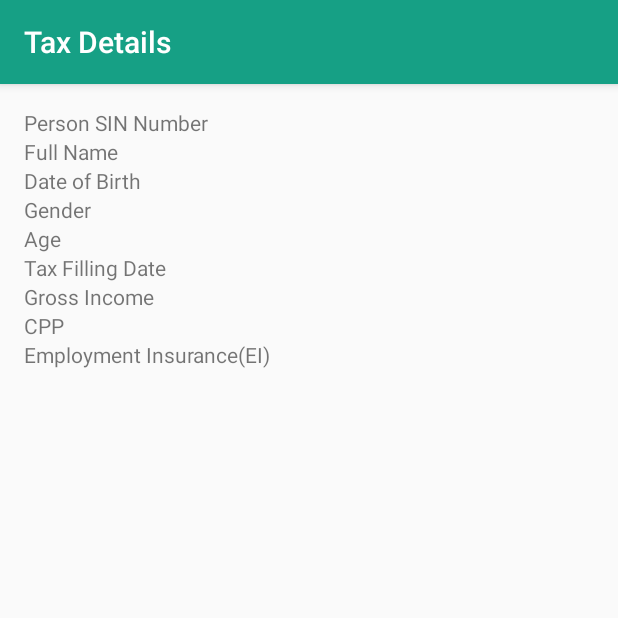
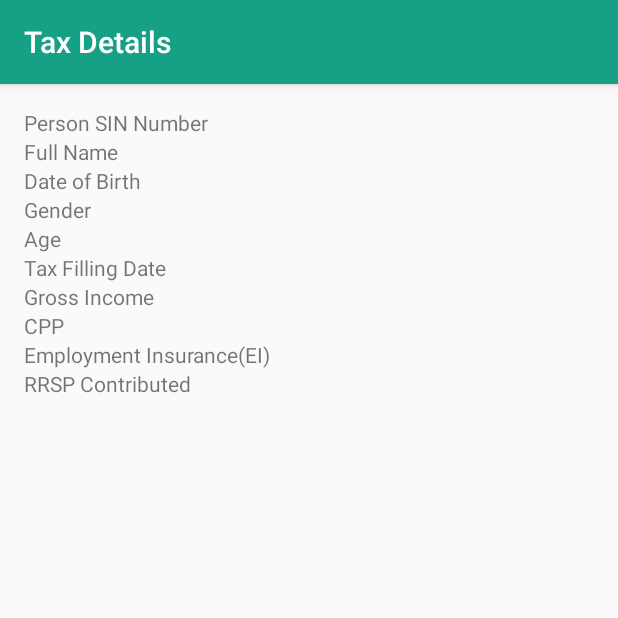
Before and after one commit to avanipatel9/C0772788_W2020_MAD3125_MidTerm, an Android app: the ShowTaxDetails screen opened directly, with no data from a screen before it, on a phone screen of 412 x 824 dp, the top half of it. Run offline under Robolectric (Android 15) with nearby library versions, the phone set to English and light mode, and no system bars.

Commit message:
[AP] TextView added for RRSP Contributed in ShowTaxDetails xml

```diff
--- a/app/src/main/res/layout/activity_show_tax_details.xml
+++ b/app/src/main/res/layout/activity_show_tax_details.xml
@@ -140,6 +140,20 @@
                 android:textAlignment="viewEnd"/>
         </TableRow>
 
+        <TableRow>
+            <TextView
+                android:layout_width="0dp"
+                android:layout_height="wrap_content"
+                android:text="RRSP Contributed"
+                android:layout_weight="1" />
+            <TextView
+                android:id="@+id/val_rrsp_contributed_display"
+                android:layout_width="0dp"
+                android:layout_height="wrap_content"
+                android:layout_weight="1"
+                android:textAlignment="viewEnd"/>
+        </TableRow>
+
     </TableLayout>
 
 </androidx.constraintlayout.widget.ConstraintLayout>
```
